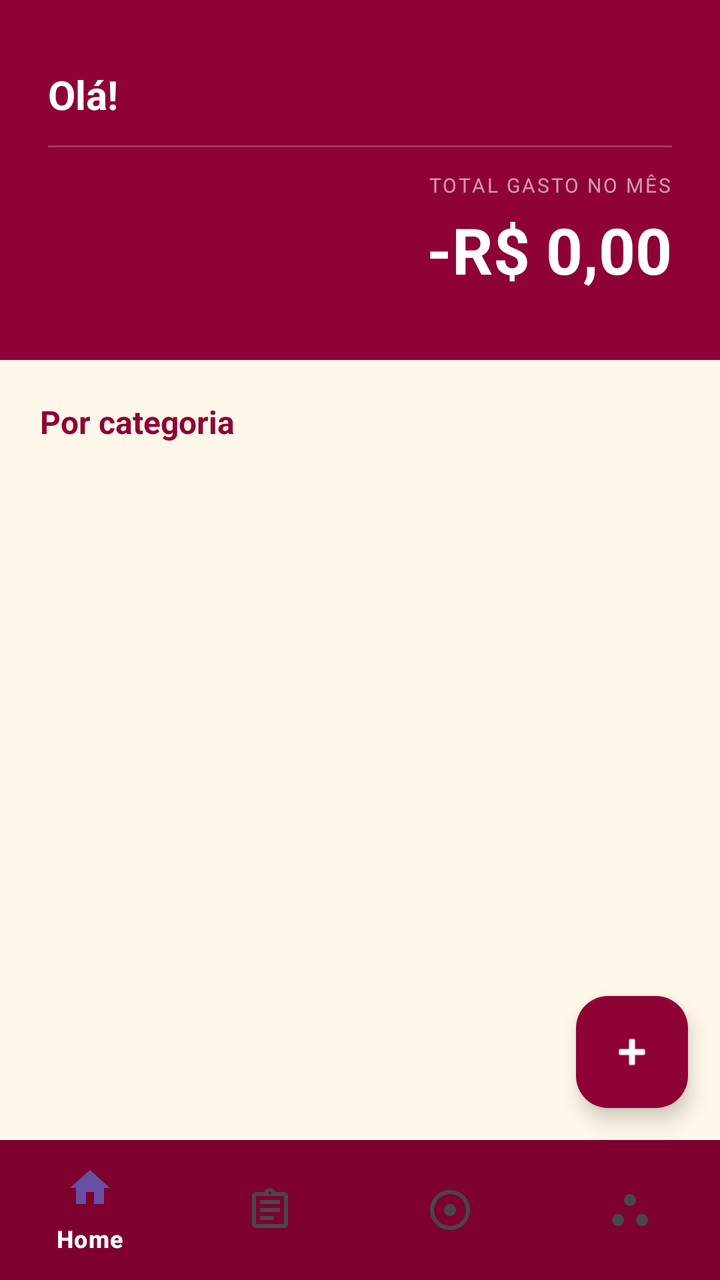
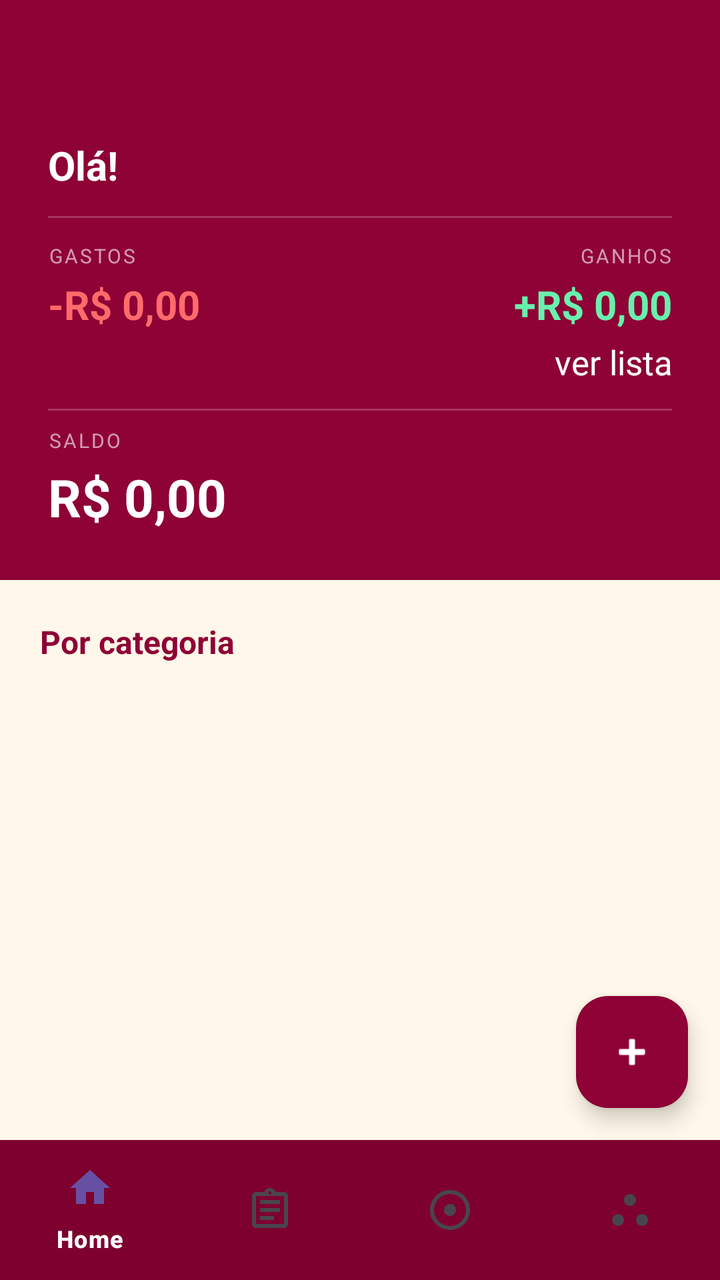

An Android layout rendered at two revisions. The XML below is the earlier revision; the diff shows what the commit changed to produce the second picture.
<!-- AndroidManifest.xml: application theme Theme.CashControl -->
<!-- res/layout/activity_home.xml -->
<?xml version="1.0" encoding="utf-8"?>
<androidx.coordinatorlayout.widget.CoordinatorLayout
    xmlns:android="http://schemas.android.com/apk/res/android"
    xmlns:app="http://schemas.android.com/apk/res-auto"
    android:layout_width="match_parent"
    android:layout_height="match_parent"
    android:background="#FFF8EA">

    <LinearLayout
        android:id="@+id/linearLayout"
        android:layout_width="match_parent"
        android:layout_height="match_parent"
        android:orientation="vertical"
        android:paddingBottom="70dp">

        <LinearLayout
            android:layout_width="match_parent"
            android:layout_height="180dp"
            android:background="#8E0235"
            android:gravity="center_vertical"
            android:orientation="vertical"
            android:padding="24dp">

            <TextView
                android:id="@+id/tvBemVindo"
                android:layout_width="wrap_content"
                android:layout_height="wrap_content"
                android:text="Olá!"
                android:textColor="#FFFFFF"
                android:textSize="20sp"
                android:textStyle="bold" />

            <View
                android:layout_width="match_parent"
                android:layout_height="1dp"
                android:layout_marginTop="12dp"
                android:layout_marginBottom="12dp"
                android:background="#33FFFFFF" />

            <TextView
                android:layout_width="wrap_content"
                android:layout_height="wrap_content"
                android:layout_gravity="end"
                android:letterSpacing="0.1"
                android:text="TOTAL GASTO NO MÊS"
                android:textColor="#99FFFFFF"
                android:textSize="10sp" />

            <TextView
                android:id="@+id/tvTotal"
                android:layout_width="wrap_content"
                android:layout_height="wrap_content"
                android:layout_gravity="end"
                android:layout_marginTop="4dp"
                android:text="-R$ 0,00"
                android:textColor="#FFFFFF"
                android:textSize="32sp"
                android:textStyle="bold" />

        </LinearLayout>

        <TextView
            android:layout_width="wrap_content"
            android:layout_height="wrap_content"
            android:paddingStart="20dp"
            android:paddingTop="20dp"
            android:paddingEnd="20dp"
            android:paddingBottom="8dp"
            android:text="Por categoria"
            android:textColor="#8E0235"
            android:textSize="16sp"
            android:textStyle="bold" />

        <ListView
            android:id="@+id/lvCategorias"
            android:layout_width="match_parent"
            android:layout_height="0dp"
            android:layout_weight="5"
            android:divider="#E0D5C5"
            android:dividerHeight="1dp"
            android:paddingStart="16dp"
            android:paddingEnd="16dp" />

    </LinearLayout>

    <com.google.android.material.floatingactionbutton.FloatingActionButton
        android:id="@+id/btnAdicionarGasto"
        android:layout_width="wrap_content"
        android:layout_height="wrap_content"
        android:layout_gravity="bottom|end"
        android:layout_marginEnd="16dp"
        android:layout_marginBottom="86dp"
        android:src="@android:drawable/ic_input_add"
        app:backgroundTint="#8E0235"
        app:tint="@android:color/white"
        app:elevation="6dp"/>

    <com.google.android.material.bottomnavigation.BottomNavigationView
        android:id="@+id/bottomNavigation"
        android:layout_width="match_parent"
        android:layout_height="70dp"
        android:layout_gravity="bottom"
        android:background="#7D002E"
        app:itemIconTint="@null"
        app:itemTextColor="#FFFFFF"
        app:menu="@menu/bottom_nav_menu"/>


</androidx.coordinatorlayout.widget.CoordinatorLayout>
<!-- resources referenced by this layout -->
<resources>
  <style name="Theme.CashControl" parent="Base.Theme.CashControl" />
  <style name="Base.Theme.CashControl" parent="Theme.Material3.DayNight.NoActionBar">
          
          
      </style>
</resources>

<!-- the commit's change to res/layout/activity_home.xml (unified diff, before → after) -->
@@ -15,9 +15,8 @@
 
         <LinearLayout
             android:layout_width="match_parent"
-            android:layout_height="180dp"
+            android:layout_height="wrap_content"
             android:background="#8E0235"
-            android:gravity="center_vertical"
             android:orientation="vertical"
             android:padding="24dp">
 
@@ -28,34 +27,110 @@
                 android:text="Olá!"
                 android:textColor="#FFFFFF"
                 android:textSize="20sp"
-                android:textStyle="bold" />
+                android:paddingTop="45dp"
+                android:textStyle="bold"/>
 
             <View
                 android:layout_width="match_parent"
                 android:layout_height="1dp"
                 android:layout_marginTop="12dp"
                 android:layout_marginBottom="12dp"
-                android:background="#33FFFFFF" />
+                android:background="#33FFFFFF"/>
+
+            <LinearLayout
+                android:layout_width="match_parent"
+                android:layout_height="wrap_content"
+                android:orientation="horizontal">
+
+                <LinearLayout
+                    android:layout_width="0dp"
+                    android:layout_height="wrap_content"
+                    android:layout_weight="1"
+                    android:orientation="vertical">
+
+                    <TextView
+                        android:layout_width="wrap_content"
+                        android:layout_height="wrap_content"
+                        android:text="GASTOS"
+                        android:textColor="#99FFFFFF"
+                        android:textSize="10sp"
+                        android:letterSpacing="0.1"/>
+
+                    <TextView
+                        android:id="@+id/tvTotal"
+                        android:layout_width="wrap_content"
+                        android:layout_height="wrap_content"
+                        android:text="-R$ 0,00"
+                        android:textColor="#FF6B6B"
+                        android:textSize="20sp"
+                        android:textStyle="bold"
+                        android:layout_marginTop="4dp"/>
+
+                </LinearLayout>
+
+                <LinearLayout
+                    android:layout_width="0dp"
+                    android:layout_height="wrap_content"
+                    android:layout_weight="1"
+                    android:orientation="vertical"
+                    android:gravity="end">
+
+                    <TextView
+                        android:layout_width="wrap_content"
+                        android:layout_height="wrap_content"
+                        android:text="GANHOS"
+                        android:textColor="#99FFFFFF"
+                        android:textSize="10sp"
+                        android:letterSpacing="0.1"/>
+
+                    <TextView
+                        android:id="@+id/tvTotalGanhos"
+                        android:layout_width="wrap_content"
+                        android:layout_height="wrap_content"
+                        android:text="+R$ 0,00"
+                        android:textColor="#69F0AE"
+                        android:textSize="20sp"
+                        android:textStyle="bold"
+                        android:layout_marginTop="4dp"/>
+
+                    <TextView
+                        android:id="@+id/tvVerGanhos"
+                        android:layout_width="wrap_content"
+                        android:layout_height="wrap_content"
+                        android:text="ver lista"
+                        android:textColor="#FFFFFF"
+                        android:textSize="17sp"
+                        android:layout_marginTop="4dp"
+                        android:gravity="end"/>
+
+                </LinearLayout>
+
+            </LinearLayout>
+
+            <View
+                android:layout_width="match_parent"
+                android:layout_height="1dp"
+                android:layout_marginTop="12dp"
+                android:layout_marginBottom="8dp"
+                android:background="#33FFFFFF"/>
 
             <TextView
                 android:layout_width="wrap_content"
                 android:layout_height="wrap_content"
-                android:layout_gravity="end"
-                android:letterSpacing="0.1"
-                android:text="TOTAL GASTO NO MÊS"
+                android:text="SALDO"
                 android:textColor="#99FFFFFF"
-                android:textSize="10sp" />
+                android:textSize="10sp"
+                android:letterSpacing="0.1"/>
 
             <TextView
-                android:id="@+id/tvTotal"
+                android:id="@+id/tvSaldo"
                 android:layout_width="wrap_content"
                 android:layout_height="wrap_content"
-                android:layout_gravity="end"
-                android:layout_marginTop="4dp"
-                android:text="-R$ 0,00"
+                android:text="R$ 0,00"
                 android:textColor="#FFFFFF"
-                android:textSize="32sp"
-                android:textStyle="bold" />
+                android:textSize="26sp"
+                android:textStyle="bold"
+                android:layout_marginTop="4dp"/>
 
         </LinearLayout>
 
@@ -69,7 +144,7 @@
             android:text="Por categoria"
             android:textColor="#8E0235"
             android:textSize="16sp"
-            android:textStyle="bold" />
+            android:textStyle="bold"/>
 
         <ListView
             android:id="@+id/lvCategorias"
@@ -79,7 +154,7 @@
             android:divider="#E0D5C5"
             android:dividerHeight="1dp"
             android:paddingStart="16dp"
-            android:paddingEnd="16dp" />
+            android:paddingEnd="16dp"/>
 
     </LinearLayout>
 
@@ -105,5 +180,4 @@
         app:itemTextColor="#FFFFFF"
         app:menu="@menu/bottom_nav_menu"/>
 
-
 </androidx.coordinatorlayout.widget.CoordinatorLayout>
